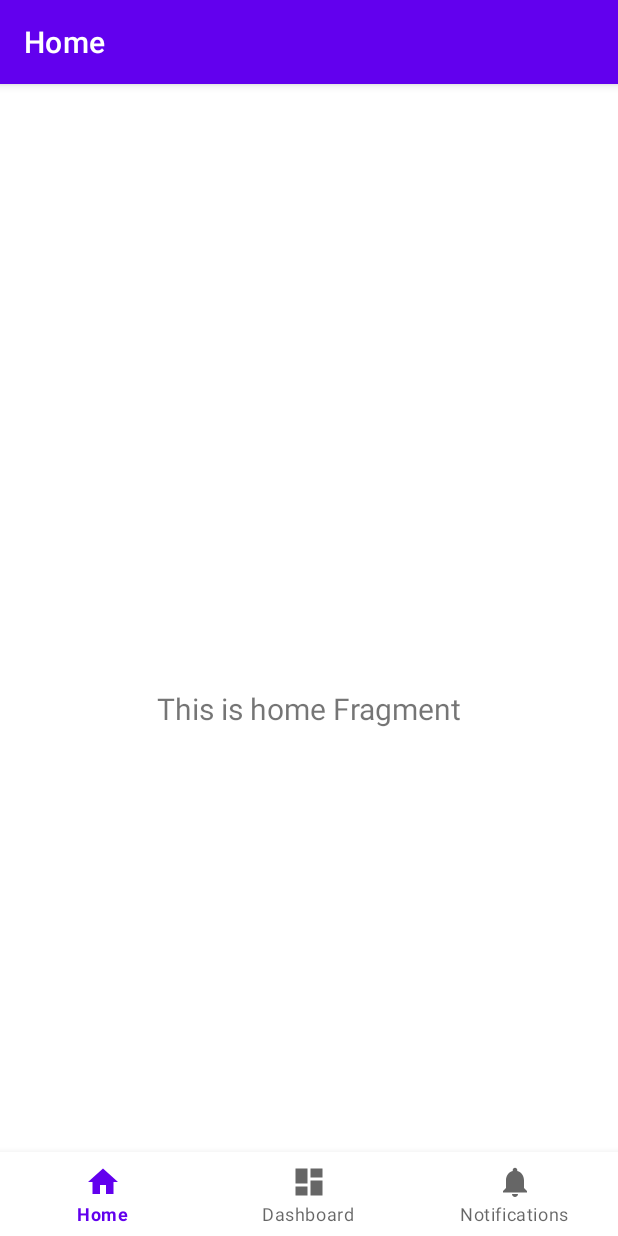
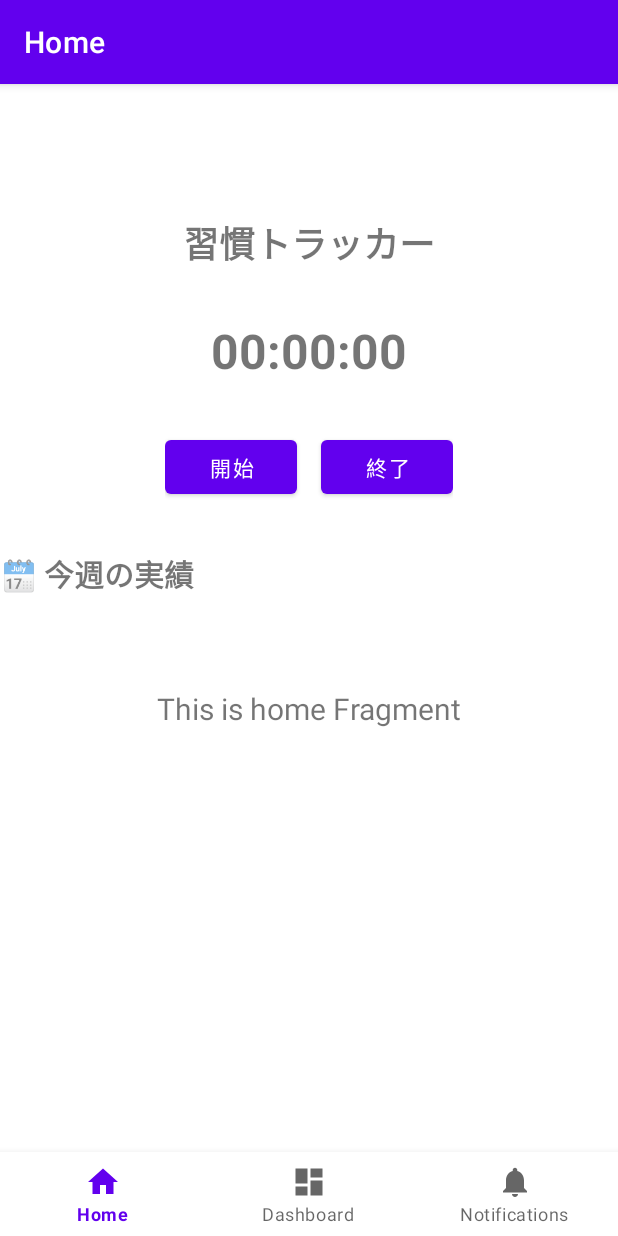
Before and after one commit to shining-ai/make_habit, an Android app: the screen it shows after launch (MainActivity), on a phone screen of 412 x 824 dp. Run offline under Robolectric (Android 15) with nearby library versions, the phone set to English and light mode, and no system bars; our stand-ins replace navigation-ui.

Commit message:
Home画面のレイアウトのサンプルを作成

```diff
--- a/app/src/main/res/layout/activity_main.xml
+++ b/app/src/main/res/layout/activity_main.xml
@@ -1,10 +1,80 @@
 <?xml version="1.0" encoding="utf-8"?>
 <androidx.constraintlayout.widget.ConstraintLayout xmlns:android="http://schemas.android.com/apk/res/android"
     xmlns:app="http://schemas.android.com/apk/res-auto"
+    xmlns:tools="http://schemas.android.com/tools"
     android:id="@+id/container"
     android:layout_width="match_parent"
     android:layout_height="match_parent"
+    android:orientation="vertical"
     android:paddingTop="?attr/actionBarSize">
+    <LinearLayout xmlns:android="http://schemas.android.com/apk/res/android"
+        xmlns:app="http://schemas.android.com/apk/res-auto"
+        xmlns:tools="http://schemas.android.com/tools"
+        android:layout_width="match_parent"
+        android:layout_height="match_parent"
+        android:orientation="vertical"
+        tools:context=".MainActivity">
+
+        <!-- アプリタイトル -->
+        <TextView
+            android:id="@+id/tvTitle"
+            android:layout_width="wrap_content"
+            android:layout_height="wrap_content"
+            android:text="習慣トラッカー"
+            android:textSize="24sp"
+            android:textStyle="bold"
+            android:layout_gravity="center"
+            android:layout_marginTop="32dp" />
+
+        <!-- 学習時間表示 -->
+        <TextView
+            android:id="@+id/tvTimer"
+            android:layout_width="wrap_content"
+            android:layout_height="wrap_content"
+            android:text="00:00:00"
+            android:textSize="32sp"
+            android:textStyle="bold"
+            android:layout_gravity="center"
+            android:layout_margin="32dp" />
+
+        <!-- 開始・終了ボタン -->
+        <LinearLayout
+            android:layout_width="wrap_content"
+            android:layout_height="wrap_content"
+            android:orientation="horizontal"
+            android:layout_gravity="center">
+
+            <Button
+                android:id="@+id/btnStart"
+                android:layout_width="wrap_content"
+                android:layout_height="wrap_content"
+                android:text="開始" />
+
+            <Button
+                android:id="@+id/btnStop"
+                android:layout_width="wrap_content"
+                android:layout_height="wrap_content"
+                android:text="終了"
+                android:layout_marginStart="16dp" />
+        </LinearLayout>
+
+        <!-- 今週の実績 -->
+        <TextView
+            android:layout_width="wrap_content"
+            android:layout_height="wrap_content"
+            android:text="🗓️ 今週の実績"
+            android:textSize="20sp"
+            android:textStyle="bold"
+            android:layout_marginTop="32dp"
+            android:layout_marginBottom="16dp" />
+
+        <ListView
+            android:id="@+id/listViewHistory"
+            android:layout_width="match_parent"
+            android:layout_height="0dp"
+            android:layout_weight="1" />
+
+    </LinearLayout>
 
     <com.google.android.material.bottomnavigation.BottomNavigationView
         android:id="@+id/nav_view"
```
